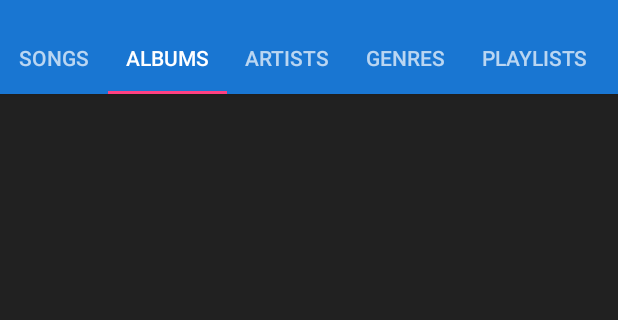
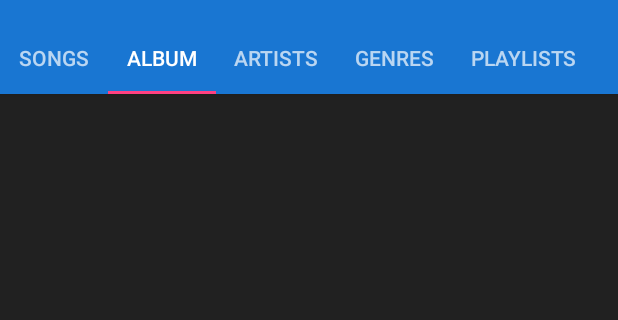
Before and after one commit to conqs/metronome, an Android app: the screen it shows after launch (LibraryActivity), tab 2 chosen, on a phone screen of 412 x 824 dp, the part 62-382 px from its top. Run offline under Robolectric (Android 15) with nearby library versions, the phone set to English and light mode, and no system bars; our stand-ins replace ButterKnife; libraries missing offline, so code that uses them is left out: pub.devrel.easypermissions; 1 statement that could not run was skipped.

Commit message:
Add dummy albums fragment

```diff
--- a/app/src/main/java/com/icarapovic/metronome/ui/activities/LibraryActivity.java
+++ b/app/src/main/java/com/icarapovic/metronome/ui/activities/LibraryActivity.java
@@ -14,6 +14,7 @@
 
 import com.icarapovic.metronome.R;
 import com.icarapovic.metronome.ui.adapters.PagerAdapter;
+import com.icarapovic.metronome.ui.fragments.AlbumFragment;
 import com.icarapovic.metronome.ui.fragments.SongFragment;
 
 import java.util.List;
@@ -25,7 +26,6 @@
 public class LibraryActivity extends AppCompatActivity implements EasyPermissions.PermissionCallbacks {
 
     private static final int REQUEST_CODE = 100;
-
 
     @BindView(R.id.toolbar)
     Toolbar mToolbar;
@@ -77,7 +77,7 @@
     private void initViewPager() {
         PagerAdapter adapter = new PagerAdapter(getSupportFragmentManager());
         adapter.addFragment(SongFragment.newInstance(), SongFragment.getTitle());
-        adapter.addFragment(new Fragment(), "Albums");
+        adapter.addFragment(AlbumFragment.newInstance(), AlbumFragment.getTitle());
         adapter.addFragment(new Fragment(), "Artists");
         adapter.addFragment(new Fragment(), "Genres");
         adapter.addFragment(new Fragment(), "Playlists");
--- /dev/null
+++ b/app/src/main/java/com/icarapovic/metronome/ui/fragments/AlbumFragment.java
@@ -0,0 +1,43 @@
+package com.icarapovic.metronome.ui.fragments;
+
+import android.os.Bundle;
+import android.support.annotation.Nullable;
+import android.support.v4.app.Fragment;
+import android.support.v7.widget.RecyclerView;
+import android.view.LayoutInflater;
+import android.view.View;
+import android.view.ViewGroup;
+
+import com.icarapovic.metronome.R;
+
+import butterknife.BindView;
+import butterknife.ButterKnife;
+
+public class AlbumFragment extends Fragment {
+    public static final String TAG = "com.icarapovic.metronome.ALBUM_FRAGMENT";
+
+    @BindView(R.id.recycler_album)
+    RecyclerView albumRecycler;
+
+    public static AlbumFragment newInstance() {
+        return new AlbumFragment();
+    }
+
+    @Nullable
+    @Override
+    public View onCreateView(LayoutInflater inflater, @Nullable ViewGroup container, @Nullable Bundle savedInstanceState) {
+        View v = inflater.inflate(R.layout.fragment_albums, container, false);
+        ButterKnife.bind(this, v);
+        return v;
+    }
+
+    @Override
+    public void onViewCreated(View view, @Nullable Bundle savedInstanceState) {
+
+    }
+
+    public static String getTitle() {
+        // TODO extract
+        return "Album";
+    }
+}
--- a/app/src/main/java/com/icarapovic/metronome/ui/fragments/SongFragment.java
+++ b/app/src/main/java/com/icarapovic/metronome/ui/fragments/SongFragment.java
@@ -46,6 +46,4 @@
         // TODO extract
         return "Songs";
     }
-
-
 }
--- /dev/null
+++ b/app/src/main/res/layout/fragment_albums.xml
@@ -0,0 +1,13 @@
+<?xml version="1.0" encoding="utf-8"?>
+<FrameLayout xmlns:android="http://schemas.android.com/apk/res/android"
+             android:layout_width="match_parent"
+             android:layout_height="match_parent">
+
+    <android.support.v7.widget.RecyclerView
+        android:id="@+id/recycler_album"
+        android:layout_width="match_parent"
+        android:layout_height="match_parent"
+        android:clipToPadding="false"
+        android:paddingTop="@dimen/spacing_xsmall"/>
+
+</FrameLayout>
```
